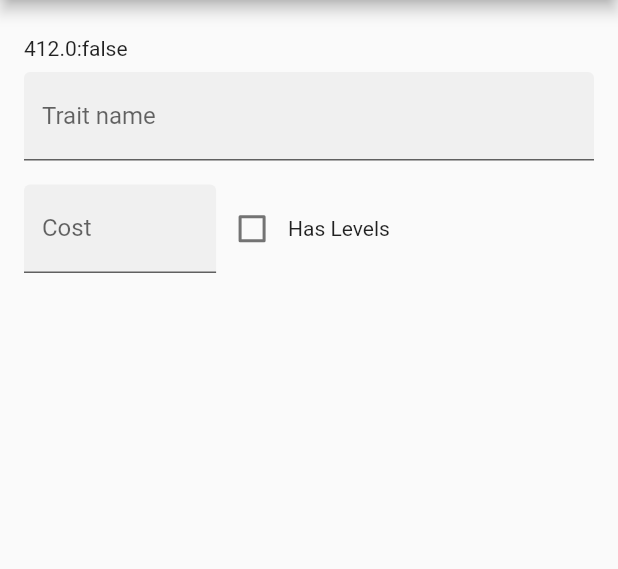
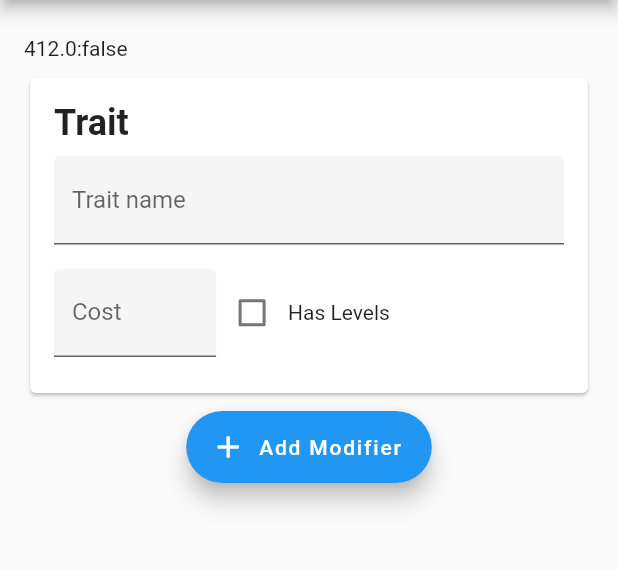
Before and after one commit to mjeffw/gurps_ability_builder_web, a Flutter app: the AbilityBuilder screen opened by its route, on a phone screen of 412 x 824 dp, the part 84-653 px from its top. Run offline on Flutter 3.47's test engine with Material 2 defaults, Android fonts, the phone set to English and light mode, and no system bars; missing offline and left inert: flutter_web; Roboto replaces fonts that are missing (Muli).

Commit message:
Wrapped Trait widget in a Card; added FAB button.

```diff
--- a/lib/screens/ability_builder/ability_builder.dart
+++ b/lib/screens/ability_builder/ability_builder.dart
@@ -1,5 +1,6 @@
 import 'package:flutter_web/material.dart';
 import 'package:gurps_ability_builder_web/screens/ability_builder/trait_name_field.dart';
+import 'package:gurps_ability_builder_web/widgets/common.dart';
 
 import 'trait_cost.dart';
 
@@ -31,7 +32,9 @@ class _AbilityPanelState extends State<AbilityPanel> {
   double _width;
   bool _hasLevels = false;
   bool _isWideScreen = false;
-  String _name;
+  int _cost = 5;
+  int _costPerLevel = 0;
+  String _name = 'test';
 
   // Create a global key that will uniquely identify the Form widget and allow
   // us to validate the form
@@ -47,41 +50,115 @@ class _AbilityPanelState extends State<AbilityPanel> {
       _isWideScreen = _width > _widescreenWidthMinimum;
     });
 
-    var children2 = <Widget>[
-      Text('${_width.toString()}:$_isWideScreen'),
-      _buildContainer(TraitNameField(onChanged: (value) {
-        setState(() {
-          _name = value;
-        });
-      })),
-      _buildContainer(
-        TraitCost(
-          isWideScreen: false,
-          hasLevels: _hasLevels,
-          onChanged: (bool value) {
-            setState(() {
-              _hasLevels = value;
-            });
-          },
-        ),
-      )
-    ];
-
     return Form(
       child: Scrollbar(
         child: ListView(
           padding: const EdgeInsets.symmetric(vertical: 8.0),
-          children: children2,
+          children: <Widget>[
+            Text('${_width.toString()}:$_isWideScreen'),
+            Padding(
+              padding: const EdgeInsets.symmetric(vertical: 8.0),
+              child: TraitCard(
+                hasLevels: _hasLevels,
+                cost: _cost,
+                costPerLevel: _costPerLevel,
+                name: _name,
+                onCostChanged: (cost) {
+                  setState(() {
+                    this._cost = cost;
+                  });
+                },
+                onNameChanged: (name) {
+                  setState(() {
+                    this._name = name;
+                  });
+                },
+                onCostPerLevelChanged: (costPerLevel) {
+                  setState(() {
+                    _costPerLevel = costPerLevel;
+                  });
+                },
+                onHasLevelsChanged: (hasLevels) {
+                  setState(() {
+                    _hasLevels = hasLevels;
+                  });
+                },
+              ),
+            ),
+            Row(
+              mainAxisAlignment: MainAxisAlignment.center,
+              crossAxisAlignment: CrossAxisAlignment.center,
+              children: <Widget>[
+                FloatingActionButton.extended(
+                  onPressed: () {},
+                  label: Text('Add Modifier'),
+                  icon: Icon(Icons.add),
+                ),
+              ],
+            ),
+          ],
         ),
       ),
     );
   }
+}
 
-  Container _buildContainer(Widget widget) {
-    return Container(
-      padding: const EdgeInsets.symmetric(vertical: 8.0),
-      alignment: Alignment.bottomLeft,
-      child: widget,
+Container _buildContainer(Widget widget) {
+  return Container(
+    padding: const EdgeInsets.symmetric(vertical: 8.0),
+    alignment: Alignment.bottomLeft,
+    child: widget,
+  );
+}
+
+class TraitCard extends StatelessWidget {
+  const TraitCard({
+    Key key,
+    @required this.hasLevels,
+    @required this.cost,
+    @required this.costPerLevel,
+    @required this.name,
+    @required this.onNameChanged,
+    @required this.onCostChanged,
+    @required this.onHasLevelsChanged,
+    @required this.onCostPerLevelChanged,
+  }) : super(key: key);
+
+  final bool hasLevels;
+  final String name;
+  final int cost;
+  final int costPerLevel;
+  final OnChanged<String> onNameChanged;
+  final OnChanged<int> onCostChanged;
+  final OnChanged<int> onCostPerLevelChanged;
+  final OnChanged<bool> onHasLevelsChanged;
+
+  @override
+  Widget build(BuildContext context) {
+    return Card(
+      child: Padding(
+        padding: EdgeInsets.all(16.0),
+        child: Column(
+          crossAxisAlignment: CrossAxisAlignment.start,
+          children: <Widget>[
+            Text(
+              'Trait',
+              style: TextStyle(fontSize: 24.0, fontWeight: FontWeight.bold),
+            ),
+            _buildContainer(
+                TraitNameField(value: name, onChanged: onNameChanged)),
+            _buildContainer(
+              TraitCost(
+                cost: cost,
+                costPerLevel: costPerLevel,
+                isWideScreen: false,
+                hasLevels: hasLevels,
+                onChanged: onHasLevelsChanged,
+              ),
+            ),
+          ],
+        ),
+      ),
     );
   }
 }
--- a/lib/screens/ability_builder/trait_cost.dart
+++ b/lib/screens/ability_builder/trait_cost.dart
@@ -12,7 +12,9 @@ class TraitCost extends StatelessWidget {
       {Key key,
       @required this.onChanged,
       @required this.hasLevels,
-      @required this.isWideScreen})
+      @required this.isWideScreen,
+      int costPerLevel,
+      int cost})
       : super(key: key);
 
   @override
--- a/lib/screens/ability_builder/trait_name_field.dart
+++ b/lib/screens/ability_builder/trait_name_field.dart
@@ -2,9 +2,10 @@ import 'package:flutter_web/material.dart';
 import 'package:gurps_ability_builder_web/widgets/common.dart';
 
 class TraitNameField extends StatelessWidget {
-  final OnChanged onChanged;
+  final OnChanged<String> onChanged;
 
-  const TraitNameField({Key key, this.onChanged}) : super(key: key);
+  const TraitNameField({Key key, this.onChanged, String value})
+      : super(key: key);
 
   @override
   Widget build(BuildContext context) {
```
